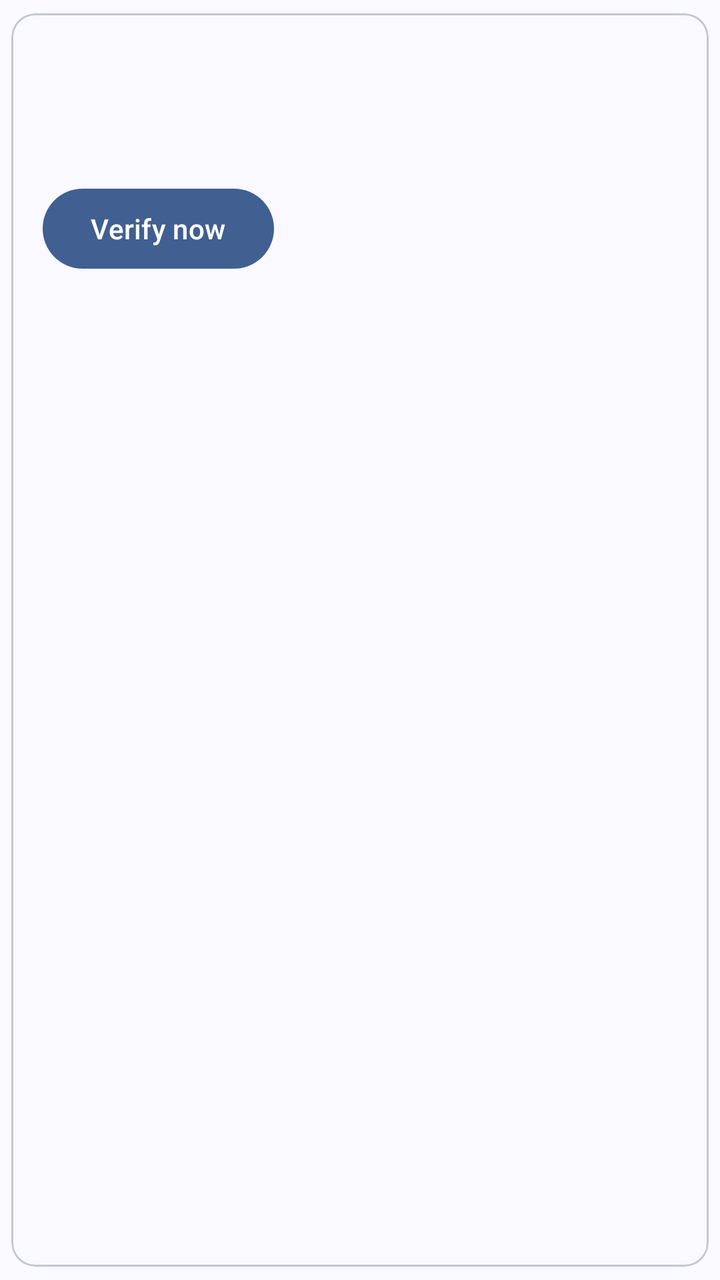
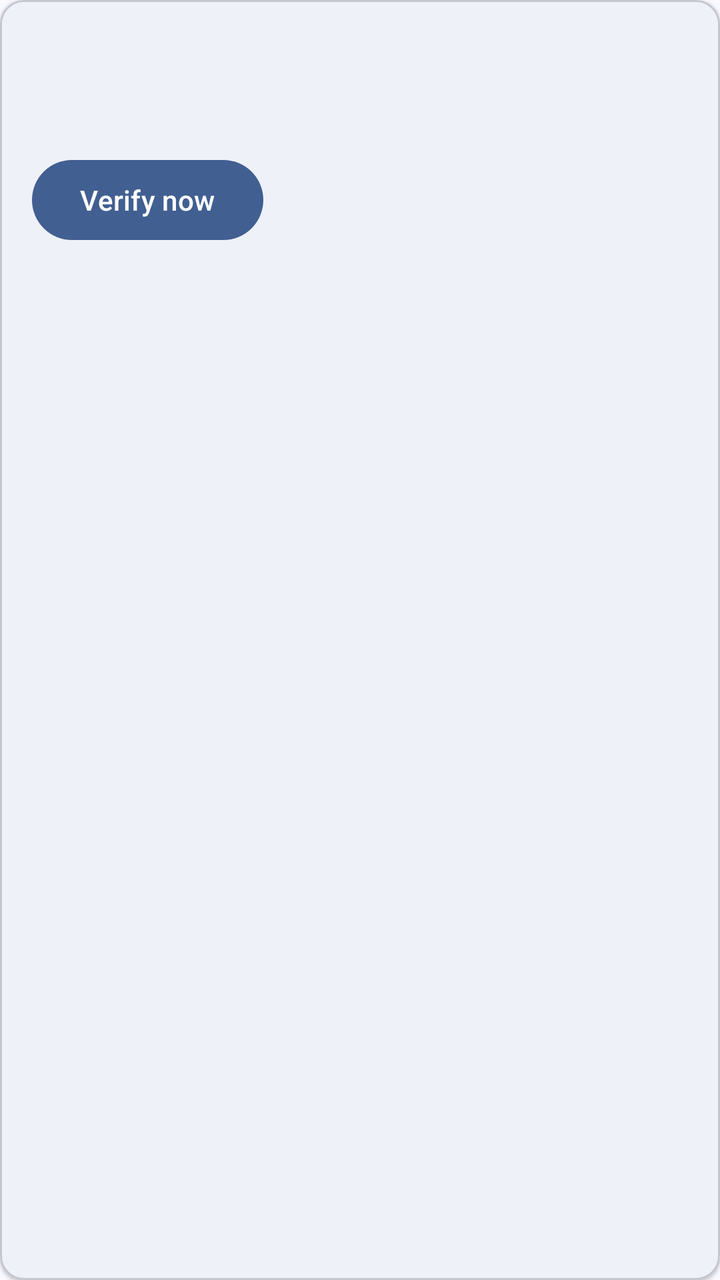

Screens rendered from an Android XML layout before and after an edit, with the pre-edit source and the edit as a unified diff.
<!-- AndroidManifest.xml: application theme Theme.Keyheimer -->
<!-- res/layout/item_secret.xml -->
<?xml version="1.0" encoding="utf-8"?>
<com.google.android.material.card.MaterialCardView
    xmlns:android="http://schemas.android.com/apk/res/android"
    xmlns:app="http://schemas.android.com/apk/res-auto"
    app:cardUseCompatPadding="true"
    android:clickable="true"
    android:focusable="true"
    style="@style/Widget.Material3.CardView.Outlined"
    app:cardElevation="0dp"
    app:cardBackgroundColor="?attr/colorSurface"
    android:layout_marginHorizontal="8dp"
    android:layout_width="match_parent"
    android:layout_height="wrap_content">

    <LinearLayout
        android:layout_width="match_parent"
        android:layout_height="wrap_content"
        android:orientation="vertical"
        android:padding="16dp">

        <com.google.android.material.textview.MaterialTextView
            android:id="@+id/text_secret_name"
            android:layout_width="match_parent"
            android:layout_height="wrap_content"
            android:textColor="?attr/colorOnSurface"
            android:fontFamily="serif"
            android:textAppearance="?attr/textAppearanceTitleLarge" />

        <com.google.android.material.textview.MaterialTextView
            android:id="@+id/text_secret_subtitle"
            android:layout_width="match_parent"
            android:layout_height="wrap_content"
            android:layout_marginTop="8dp"
            android:textAppearance="?attr/textAppearanceBodyMedium"
            android:textColor="?attr/colorOnSurfaceVariant" />

        <com.google.android.material.button.MaterialButton
            android:id="@+id/button_verify_now"
            android:layout_width="wrap_content"
            android:layout_height="wrap_content"
            android:layout_marginTop="12dp"
            android:text="@string/verify_now" />
    </LinearLayout>
</com.google.android.material.card.MaterialCardView>
<!-- resources referenced by this layout -->
<resources>
  <string name="verify_now">Verify now</string>
  <color name="md_theme_primary">#415F91</color>
  <color name="md_theme_onPrimary">#FFFFFF</color>
  <color name="md_theme_primaryContainer">#D6E3FF</color>
  <color name="md_theme_onPrimaryContainer">#284777</color>
  <color name="md_theme_secondary">#565F71</color>
  <color name="md_theme_onSecondary">#FFFFFF</color>
  <color name="md_theme_secondaryContainer">#DAE2F9</color>
  <color name="md_theme_onSecondaryContainer">#3E4759</color>
  <color name="md_theme_tertiary">#705575</color>
  <color name="md_theme_onTertiary">#FFFFFF</color>
  <color name="md_theme_tertiaryContainer">#FAD8FD</color>
  <color name="md_theme_onTertiaryContainer">#573E5C</color>
  <color name="md_theme_error">#BA1A1A</color>
  <color name="md_theme_onError">#FFFFFF</color>
  <color name="md_theme_errorContainer">#FFDAD6</color>
  <color name="md_theme_onErrorContainer">#93000A</color>
  <color name="md_theme_background">#F9F9FF</color>
  <color name="md_theme_onBackground">#191C20</color>
  <color name="md_theme_surface">#F9F9FF</color>
  <color name="md_theme_onSurface">#191C20</color>
  <color name="md_theme_surfaceVariant">#E0E2EC</color>
  <color name="md_theme_onSurfaceVariant">#44474E</color>
  <color name="md_theme_outline">#74777F</color>
  <color name="md_theme_outlineVariant">#C4C6D0</color>
  <color name="md_theme_inverseSurface">#2E3036</color>
  <color name="md_theme_inverseOnSurface">#F0F0F7</color>
  <color name="md_theme_inversePrimary">#AAC7FF</color>
  <color name="md_theme_primaryFixed">#D6E3FF</color>
  <color name="md_theme_onPrimaryFixed">#001B3E</color>
  <color name="md_theme_primaryFixedDim">#AAC7FF</color>
  <color name="md_theme_onPrimaryFixedVariant">#284777</color>
  <color name="md_theme_secondaryFixed">#DAE2F9</color>
  <color name="md_theme_onSecondaryFixed">#131C2B</color>
  <color name="md_theme_secondaryFixedDim">#BEC6DC</color>
  <color name="md_theme_onSecondaryFixedVariant">#3E4759</color>
  <color name="md_theme_tertiaryFixed">#FAD8FD</color>
  <color name="md_theme_onTertiaryFixed">#28132E</color>
  <color name="md_theme_tertiaryFixedDim">#DDBCE0</color>
  <color name="md_theme_onTertiaryFixedVariant">#573E5C</color>
  <color name="md_theme_surfaceDim">#D9D9E0</color>
  <color name="md_theme_surfaceBright">#F9F9FF</color>
  <color name="md_theme_surfaceContainerLowest">#FFFFFF</color>
  <color name="md_theme_surfaceContainerLow">#F3F3FA</color>
  <color name="md_theme_surfaceContainer">#EDEDF4</color>
  <color name="md_theme_surfaceContainerHigh">#E7E8EE</color>
  <color name="md_theme_surfaceContainerHighest">#E2E2E9</color>
  <style name="Theme.Keyheimer.AlertDialog" parent="ThemeOverlay.Material3.MaterialAlertDialog">
          <item name="backgroundTint">?attr/colorSurfaceContainerHigh</item>
          <item name="android:textColor">?attr/colorOnSurface</item>
          <item name="dialogCornerRadius">28dp</item>
          <item name="buttonBarPositiveButtonStyle">@style/Widget.Material3.Button.TextButton.Dialog</item>
          <item name="buttonBarNegativeButtonStyle">@style/Widget.Material3.Button.TextButton.Dialog</item>
          <item name="buttonBarNeutralButtonStyle">@style/Widget.Material3.Button.TextButton.Dialog.Flush</item>
      </style>
  <!-- unchanged entries left out for length: 1 -->
</resources>

<!-- the commit's change to res/layout/item_secret.xml (unified diff, before → after) -->
@@ -2,15 +2,12 @@
 <com.google.android.material.card.MaterialCardView
     xmlns:android="http://schemas.android.com/apk/res/android"
     xmlns:app="http://schemas.android.com/apk/res-auto"
-    app:cardUseCompatPadding="true"
-    android:clickable="true"
-    android:focusable="true"
-    style="@style/Widget.Material3.CardView.Outlined"
-    app:cardElevation="0dp"
-    app:cardBackgroundColor="?attr/colorSurface"
-    android:layout_marginHorizontal="8dp"
     android:layout_width="match_parent"
-    android:layout_height="wrap_content">
+    android:layout_height="wrap_content"
+    android:layout_marginHorizontal="16dp"
+    android:layout_marginVertical="6dp"
+    app:cardCornerRadius="12dp"
+    app:cardElevation="1dp">
 
     <LinearLayout
         android:layout_width="match_parent"
@@ -22,9 +19,8 @@
             android:id="@+id/text_secret_name"
             android:layout_width="match_parent"
             android:layout_height="wrap_content"
-            android:textColor="?attr/colorOnSurface"
             android:fontFamily="serif"
-            android:textAppearance="?attr/textAppearanceTitleLarge" />
+            android:textAppearance="?attr/textAppearanceTitleMedium" />
 
         <com.google.android.material.textview.MaterialTextView
             android:id="@+id/text_secret_subtitle"
@@ -34,11 +30,18 @@
             android:textAppearance="?attr/textAppearanceBodyMedium"
             android:textColor="?attr/colorOnSurfaceVariant" />
 
-        <com.google.android.material.button.MaterialButton
-            android:id="@+id/button_verify_now"
-            android:layout_width="wrap_content"
+        <LinearLayout
+            android:layout_width="match_parent"
             android:layout_height="wrap_content"
             android:layout_marginTop="12dp"
-            android:text="@string/verify_now" />
+            android:gravity="center_vertical"
+            android:orientation="horizontal">
+
+            <com.google.android.material.button.MaterialButton
+                android:id="@+id/button_verify_now"
+                android:layout_width="wrap_content"
+                android:layout_height="wrap_content"
+                android:text="@string/tooltip_verify" />
+        </LinearLayout>
     </LinearLayout>
 </com.google.android.material.card.MaterialCardView>
<!-- resource entries referenced after the edit -->
@@ -1,6 +1,6 @@
 <!-- resources referenced by this layout -->
 <resources>
-  <string name="verify_now">Verify now</string>
+  <string name="tooltip_verify">Verify now</string>
   <color name="md_theme_primary">#415F91</color>
   <color name="md_theme_onPrimary">#FFFFFF</color>
   <color name="md_theme_primaryContainer">#D6E3FF</color>
